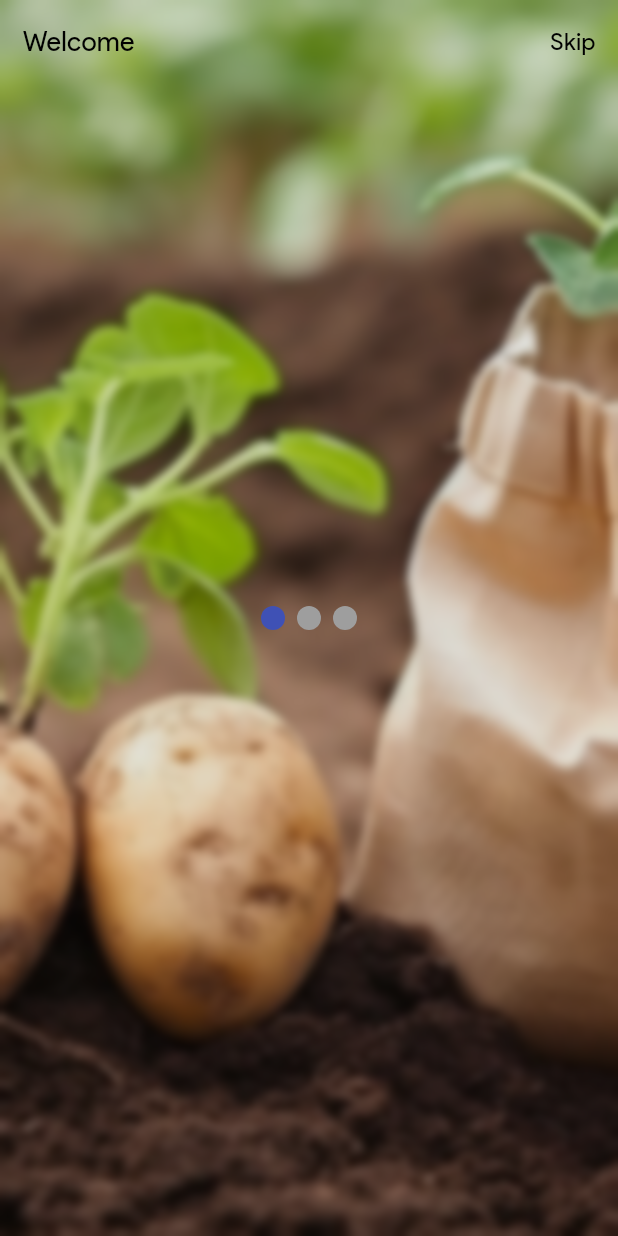
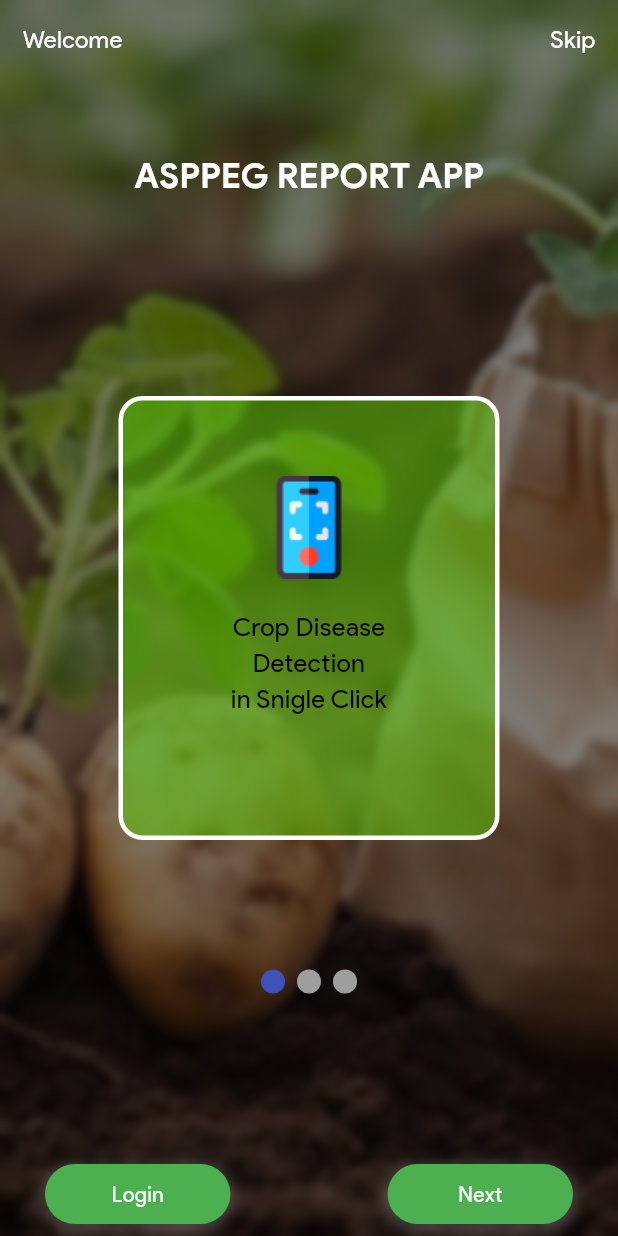
Before and after one commit to Darkbeast-glitch/ASPPEG-farms, a Flutter app: the screen it shows after launch, on a phone screen of 412 x 824 dp. Run offline on Flutter 3.47's test engine with Material 3 defaults, Android fonts, the phone set to English and light mode, and no system bars; drawn by our look-alikes of smooth_page_indicator; our stand-ins replace gap.

Commit message:
worked on the first introp age for the onboarding

```diff
--- a/lib/utils/my_buttons.dart
+++ b/lib/utils/my_buttons.dart
@@ -15,8 +15,8 @@ class MyButton extends StatelessWidget {
     return GestureDetector(
       onTap: onTap,
       child: Container(
-        width: MediaQuery.of(context).size.width * 0.6,
-        height: 50,
+        width: MediaQuery.of(context).size.width * 0.3,
+        height: 40,
         padding: const EdgeInsets.symmetric(horizontal: 16.0, vertical: 8.0),
         decoration: BoxDecoration(
           borderRadius: BorderRadius.circular(100),
--- /dev/null
+++ b/lib/utils/onboarding_card.dart
@@ -0,0 +1,44 @@
+import 'package:flutter/material.dart';
+import 'package:gap/gap.dart';
+import 'package:myapp/utils/constants.dart';
+
+class OnboadingCards extends StatelessWidget {
+  const OnboadingCards({
+    super.key, required this.shortDescription, required this.imagePath,
+  });
+  final String shortDescription;
+  final String imagePath;
+
+  @override
+  Widget build(BuildContext context) {
+    return Container(
+        width: 254,
+        height: 296,
+        decoration: BoxDecoration(
+          // this will take a background color with hex code 5DD003,  and border color and also border radius
+          color: const Color(0xFF5DD003).withOpacity(0.5),
+          borderRadius: BorderRadius.circular(16),
+          border: Border.all(color: const Color(0xFFFFFFFF), width: 3),
+        ),
+        child: Padding(
+          padding: const EdgeInsets.symmetric(vertical: 50),
+          child: Column(
+            children: [
+              // The image of the card
+              Image.asset(imagePath),
+              const Gap(20),
+
+              // a short descirption
+              Text(
+                textAlign: TextAlign.center,
+                shortDescription,
+                style: AppConstants.subtitleTextStyle.copyWith(fontSize: 17),
+              )
+
+            ],
+          ),
+        )
+        //,
+        );
+  }
+}
--- a/lib/views/IntroScreens/intro_page_1.dart
+++ b/lib/views/IntroScreens/intro_page_1.dart
@@ -0,0 +1,15 @@
+import 'package:flutter/material.dart';
+
+class IntroPage1 extends StatelessWidget {
+  const IntroPage1({super.key});
+
+  @override
+  Widget build(BuildContext context) {
+    return Container(
+      color: Colors.red[100],
+      child: const Center(
+        child: Text("Intro Page 1"),
+      ),
+    );
+  }
+}
--- a/lib/views/pages/onboarding_page.dart
+++ b/lib/views/pages/onboarding_page.dart
@@ -1,4 +1,7 @@
 import 'package:flutter/material.dart';
+import 'package:myapp/utils/constants.dart';
+import 'package:myapp/utils/my_buttons.dart';
+import 'package:myapp/utils/onboarding_card.dart';
 import 'dart:ui';
 
 import 'package:smooth_page_indicator/smooth_page_indicator.dart';
@@ -22,7 +25,7 @@ class _OnboardingPageState extends State<OnboardingPage> {
             // Background image with a darker overlay
             ColorFiltered(
               colorFilter: ColorFilter.mode(
-                Colors.black.withOpacity(0.1), // Darken the image
+                Colors.black.withOpacity(0.5), // Darken the image
                 BlendMode.darken,
               ),
               child: Image.asset(
@@ -48,15 +51,15 @@ class _OnboardingPageState extends State<OnboardingPage> {
                   Text(
                     "Welcome",
                     style: TextStyle(
-                        color: Colors.black,
+                        color: Colors.white,
                         fontFamily: 'Product Sans Regular',
-                        fontSize: 18,
+                        fontSize: 16,
                         fontWeight: FontWeight.w400),
                   ),
                   Text(
                     "Skip",
                     style: TextStyle(
-                        color: Colors.black,
+                        color: Colors.white,
                         fontFamily: 'Product Sans Regular',
                         fontSize: 16,
                         fontWeight: FontWeight.w400),
@@ -64,23 +67,51 @@ class _OnboardingPageState extends State<OnboardingPage> {
                 ],
               ),
             ),
-            const SizedBox(
-              height: 50,
+            // A text with the name ASPPEG REPORT APP goes here
+            Padding(
+              padding: const EdgeInsets.symmetric(vertical: 100),
+              child: Row(
+                mainAxisAlignment: MainAxisAlignment.center,
+                children: [
+                  Text(
+                    "ASPPEG REPORT APP",
+                    style: AppConstants.titleTextStyle
+                        .copyWith(fontSize: 23, color: Colors.white),
+                  ),
+                ],
+              ),
             ),
-            // A text with the name ASPPEG REPORT APP goes here
+
+            const Center(
+              child: OnboadingCards(
+                imagePath: "assets/images/smartphone.png",
+                shortDescription: "Crop Disease \nDetection \nin Snigle Click ",
+              ),
+            ),
 
             // a container goes inthe middle with and Image of a Phone  and some text
 
             Container(
-              alignment: const Alignment(0, 0),
+              alignment: const Alignment(0, 0.6),
               child: SmoothPageIndicator(
                   controller: _controller, // PageController
                   count: 3,
                   effect: const WormEffect(), // your preferred effect
                   onDotClicked: (index) {}),
+            ),
+            const Positioned(
+              bottom: 8,
+              left: 30,
+              right: 30,
+              child: Row(
+                mainAxisAlignment:
+                    MainAxisAlignment.spaceBetween, // Use spaceBetween
+                children: [
+                  MyButton(text: "Login"),
+                  MyButton(text: "Next"),
+                ],
+              ),
             )
-
-            // in the container after the image we have a text with Crop Disease in Single Click
 
             //  a button for login and a button for next
             // Foreground content
```
Also changed, not shown: assets/images/calculator 1.png (added), assets/images/consult.png (added), assets/images/report.png (added), assets/images/smartphone.png (added).
